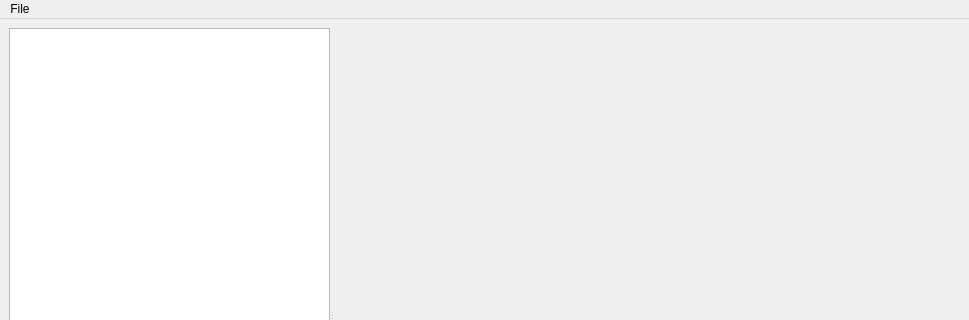
Qt form tools/map-checker-qt/ui/ui_window_interface_editor.ui (atrinik/atrinik) before a commit; both pictures show x 0 to 969 and y 0 to 320 of the 969 by 641 pixel window.
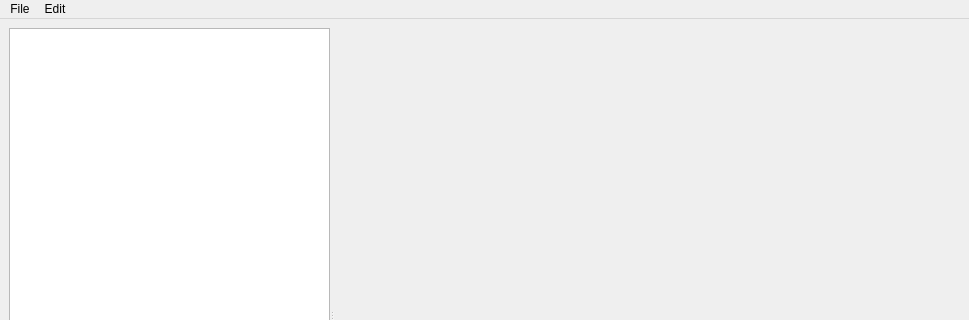
The same form after that commit.

Commit message: Interface editor: undo/redo support for elements tree modification (adding/deleting/moving).

Patch:
```diff
--- a/tools/map-checker-qt/ui/ui_window_interface_editor.ui
+++ b/tools/map-checker-qt/ui/ui_window_interface_editor.ui
@@ -1199,7 +1199,15 @@
     <addaction name="actionSave"/>
     <addaction name="actionSave_As"/>
    </widget>
+   <widget class="QMenu" name="menuEdit">
+    <property name="title">
+     <string>Edit</string>
+    </property>
+    <addaction name="actionUndo"/>
+    <addaction name="actionRedo"/>
+   </widget>
    <addaction name="menuTest"/>
+   <addaction name="menuEdit"/>
   </widget>
   <widget class="QStatusBar" name="statusbar"/>
   <action name="actionNew">
```
Left out of the diff: 16 changed lines with no effect on the pictures. The commit also changes 2 other files.
